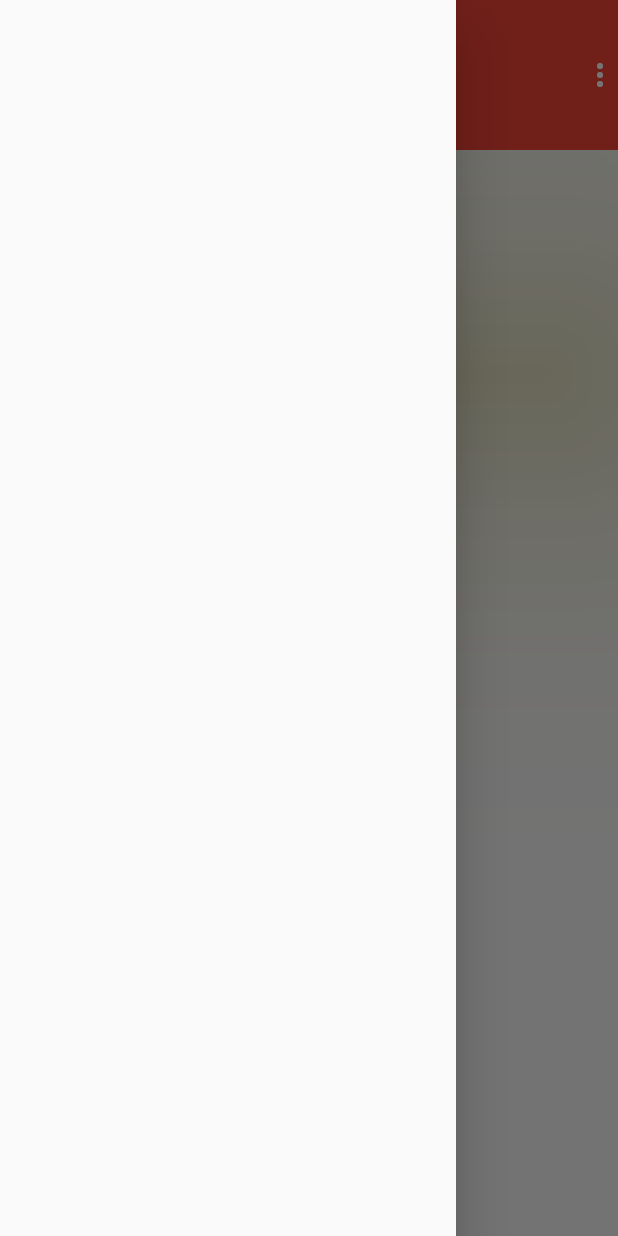
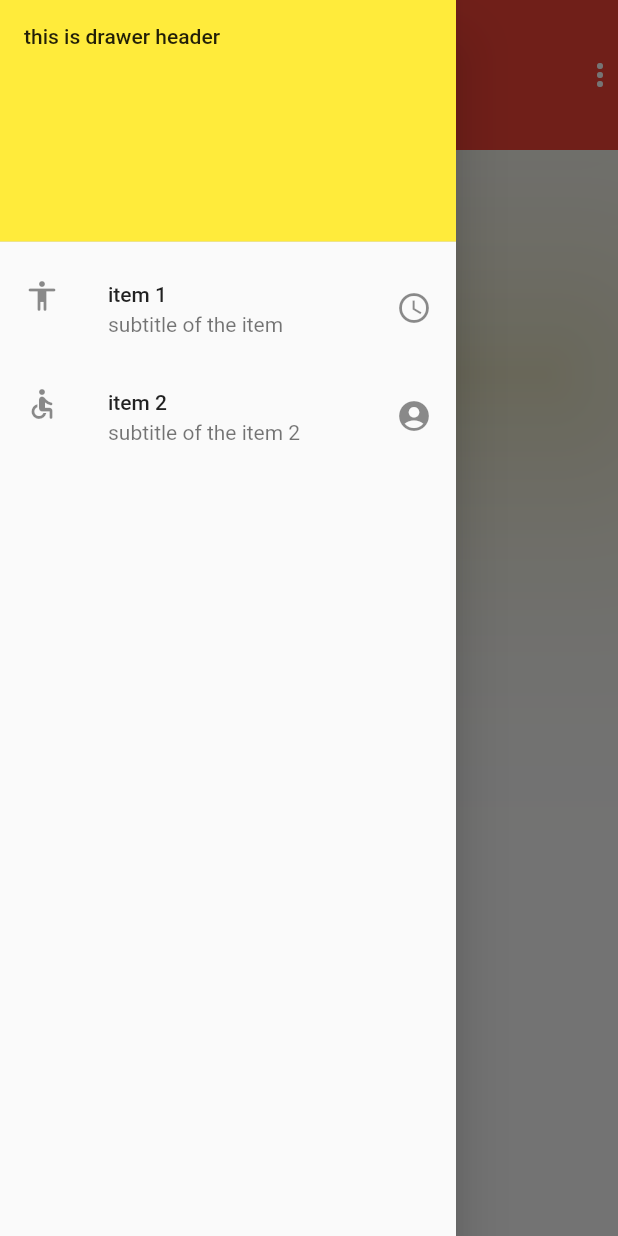
Before and after one commit to shakhawat-khan/flutter_practice4, a Flutter app: the screen it shows after launch, with the side drawer open, on a phone screen of 412 x 824 dp. Run offline on Flutter 3.47's test engine with Material 2 defaults, Android fonts, the phone set to English and light mode, and no system bars.

Commit message:
listTitle_and_onTap_function

```diff
--- a/lib/main.dart
+++ b/lib/main.dart
@@ -1,4 +1,5 @@
 import 'package:flutter/material.dart';
+import 'drawer_onTap.dart';
 
 void main() {
   runApp(MaterialApp(
@@ -29,7 +30,45 @@ class Firstpage extends StatelessWidget {
         ],
       ) ,
 
-      drawer: Drawer(),
+      drawer: Drawer(
+        child: ListView(
+
+          padding: EdgeInsets.zero,
+
+          children: [
+            const DrawerHeader(
+              decoration: BoxDecoration(
+                color: Colors.yellow
+              ),
+                child: Text('this is drawer header') ),
+
+            ListTile(
+              title: Text('item 1'), // title name
+              subtitle: Text('subtitle of the item'),//title subname
+              leading: Icon(Icons.accessibility_rounded),// left icon
+              trailing: Icon(Icons.access_time_sharp),//right icon
+
+              onTap: () {
+                Navigator.push(
+                    context,
+                    MaterialPageRoute(builder: (context) => DetailsPage())
+                );
+              }
+
+            ),
+
+            ListTile(
+              title:(Text('item 2')) ,
+              subtitle: (Text('subtitle of the item 2')),
+              leading: Icon(Icons.accessible_rounded),
+              trailing: Icon(Icons.account_circle_rounded),
+            )
+
+          ],
+
+
+        ),
+      ),
 
 
     );
```
Also changed, not shown: lib/drawer_onTap.dart (added, +20 -0 lines).
